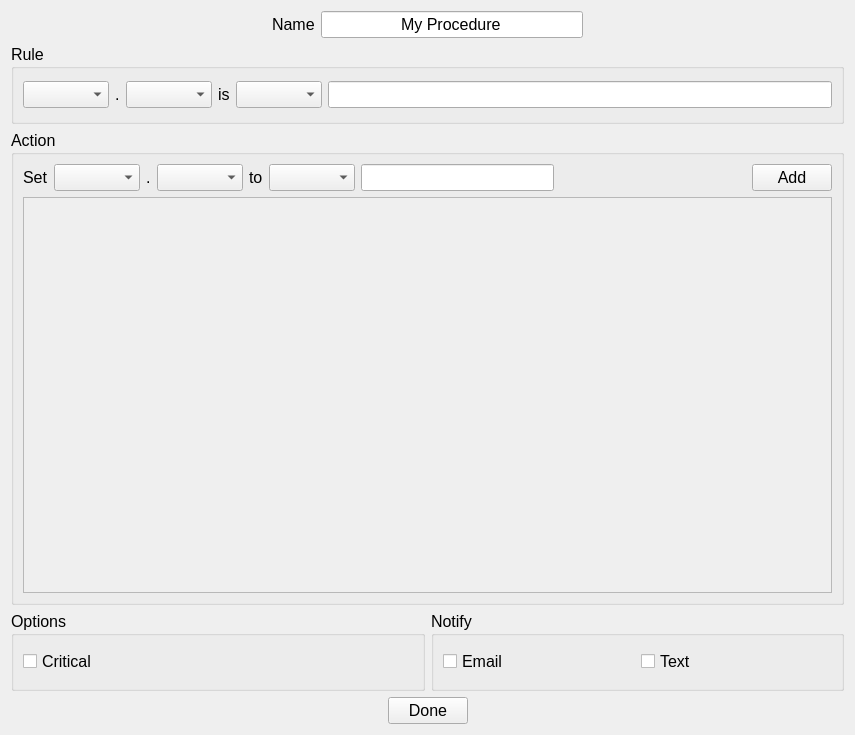
Above: Software/ControlSystem/qt/designer/ProcedureDialog.ui from DanielWinklehner/Ion-Source-Control-System before the change. Below: the same form after it.
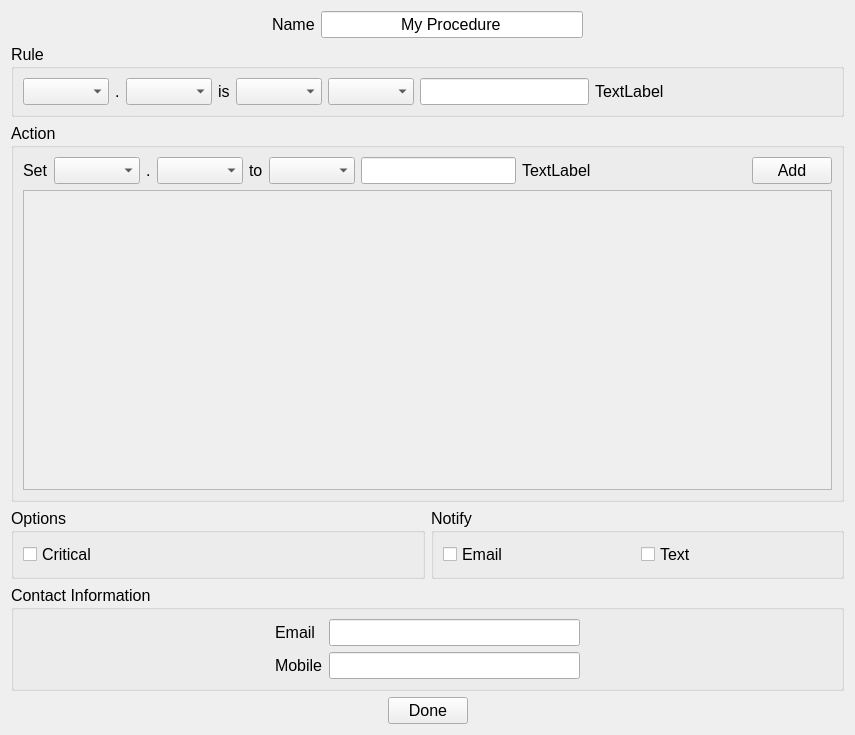
That is the form after the change.

What changed in the file:
```diff
--- a/Software/ControlSystem/qt/designer/ProcedureDialog.ui
+++ b/Software/ControlSystem/qt/designer/ProcedureDialog.ui
@@ -110,9 +110,32 @@
           </property>
          </widget>
         </item>
+        <item>
+         <widget class="QComboBox" name="cbRuleBool"/>
+        </item>
         <item>
          <widget class="QLineEdit" name="txtRuleVal"/>
         </item>
+        <item>
+         <widget class="QLabel" name="lblRuleUnit">
+          <property name="text">
+           <string>TextLabel</string>
+          </property>
+         </widget>
+        </item>
+        <item>
+         <spacer name="horizontalSpacer_4">
+          <property name="orientation">
+           <enum>Qt::Horizontal</enum>
+          </property>
+          <property name="sizeHint" stdset="0">
+           <size>
+            <width>40</width>
+            <height>20</height>
+           </size>
+          </property>
+         </spacer>
+        </item>
        </layout>
       </item>
      </layout>
@@ -173,6 +196,13 @@
         <item>
          <widget class="QLineEdit" name="txtActionVal"/>
         </item>
+        <item>
+         <widget class="QLabel" name="lblActionUnit">
+          <property name="text">
+           <string>TextLabel</string>
+          </property>
+         </widget>
+        </item>
         <item>
          <spacer name="horizontalSpacer_3">
           <property name="orientation">
@@ -209,7 +239,7 @@
            <x>0</x>
            <y>0</y>
            <width>809</width>
-           <height>362</height>
+           <height>237</height>
           </rect>
          </property>
          <layout class="QGridLayout" name="gridLayout">
@@ -285,6 +315,87 @@
      </item>
     </layout>
    </item>
+   <item>
+    <widget class="QGroupBox" name="gbContact">
+     <property name="title">
+      <string>Contact Information</string>
+     </property>
+     <layout class="QGridLayout" name="gridLayout_2">
+      <item row="0" column="1">
+       <widget class="QLabel" name="lblEmail">
+        <property name="text">
+         <string>Email</string>
+        </property>
+       </widget>
+      </item>
+      <item row="1" column="1">
+       <widget class="QLabel" name="lblText">
+        <property name="text">
+         <string>Mobile</string>
+        </property>
+       </widget>
+      </item>
+      <item row="1" column="2">
+       <widget class="QLineEdit" name="txtText"/>
+      </item>
+      <item row="0" column="3">
+       <spacer name="horizontalSpacer_8">
+        <property name="orientation">
+         <enum>Qt::Horizontal</enum>
+        </property>
+        <property name="sizeHint" stdset="0">
+         <size>
+          <width>40</width>
+          <height>20</height>
+         </size>
+        </property>
+       </spacer>
+      </item>
+      <item row="1" column="0">
+       <spacer name="horizontalSpacer_9">
+        <property name="orientation">
+         <enum>Qt::Horizontal</enum>
+        </property>
+        <property name="sizeHint" stdset="0">
+         <size>
+          <width>40</width>
+          <height>20</height>
+         </size>
+        </property>
+       </spacer>
+      </item>
+      <item row="0" column="0">
+       <spacer name="horizontalSpacer_7">
+        <property name="orientation">
+         <enum>Qt::Horizontal</enum>
+        </property>
+        <property name="sizeHint" stdset="0">
+         <size>
+          <width>40</width>
+          <height>20</height>
+         </size>
+        </property>
+       </spacer>
+      </item>
+      <item row="0" column="2">
+       <widget class="QLineEdit" name="txtEmail"/>
+      </item>
+      <item row="1" column="3">
+       <spacer name="horizontalSpacer_10">
+        <property name="orientation">
+         <enum>Qt::Horizontal</enum>
+        </property>
+        <property name="sizeHint" stdset="0">
+         <size>
+          <width>40</width>
+          <height>20</height>
+         </size>
+        </property>
+       </spacer>
+      </item>
+     </layout>
+    </widget>
+   </item>
    <item>
     <layout class="QHBoxLayout" name="horizontalLayout_2">
      <item>
```
